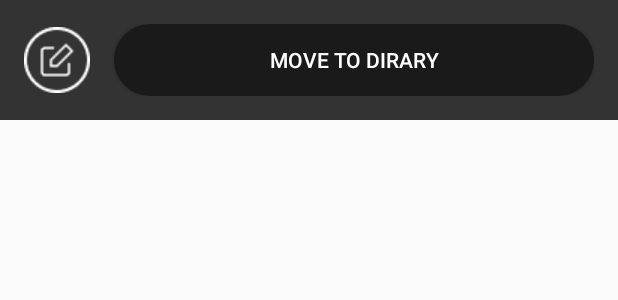
After one commit to kim-minkyoung/AndroidTermProject, an Android app: the layout footer_button.xml on its own in the app's theme, with its tools: preview values and no code run, on a phone screen of 412 x 824 dp. The commit adds this screen. Shown: the top 300 px of the screen. Run offline under Robolectric (Android 15) with nearby library versions, the phone set to English and light mode, and no system bars.

Commit message:
feat : 달력 레이아웃 구현 및 footer 버튼 레이아웃 제작

```diff
--- a/app/src/main/java/com/example/androidtermproject/LoginActivity.kt
+++ b/app/src/main/java/com/example/androidtermproject/LoginActivity.kt
@@ -22,7 +22,7 @@
             val password = binding.password.text.toString()
 
             // 간단한 ID 및 비밀번호 확인 (예제)
-            if (id == "admin" && password == "admin") {
+            if (id == "123" && password == "123") {
                 val intent = Intent(this, CalendarActivity::class.java)
                 startActivity(intent)
             } else {
--- /dev/null
+++ b/app/src/main/res/drawable/button_black_radious.xml
@@ -0,0 +1,9 @@
+<?xml version="1.0" encoding="utf-8"?>
+<shape xmlns:android="http://schemas.android.com/apk/res/android"
+    android:shape="rectangle" >
+    <solid android:color="@color/background"/>
+    <corners android:bottomRightRadius="24dp"
+        android:bottomLeftRadius="24dp"
+        android:topLeftRadius="24dp"
+        android:topRightRadius="24dp"/>
+</shape>
--- /dev/null
+++ b/app/src/main/res/layout/footer_button.xml
@@ -0,0 +1,25 @@
+<?xml version="1.0" encoding="utf-8"?>
+
+<LinearLayout
+    xmlns:android="http://schemas.android.com/apk/res/android"
+    android:layout_width="match_parent"
+    android:layout_height="wrap_content"
+    android:background="@color/light_background"
+    android:paddingHorizontal="16dp"
+    android:paddingVertical="16dp"
+    android:gravity="center">
+
+    <ImageView
+        android:layout_width="wrap_content"
+        android:layout_height="wrap_content"
+        android:src="@drawable/avatar_diary"
+        android:layout_marginEnd="16dp"/>
+
+    <Button
+        android:layout_width="match_parent"
+        android:layout_height="wrap_content"
+        android:background="@drawable/button_black_radious"
+        android:text="Move to Dirary"
+        android:textColor="@color/white" />
+
+    </LinearLayout>
```
Also changed, not shown: app/src/main/res/layout/activity_calendar.xml (+27 -6 lines), app/src/main/res/values/styles.xml (+8 -0 lines), app/src/main/res/drawable/avatar.png (added), app/src/main/res/drawable/avatar_diary.png (added).
